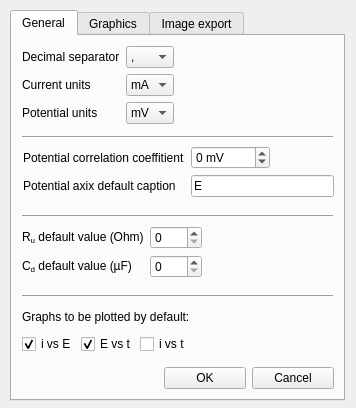
Old version of the form generalsettingsdialog.ui in the repository DulovDmitry/CVProc.
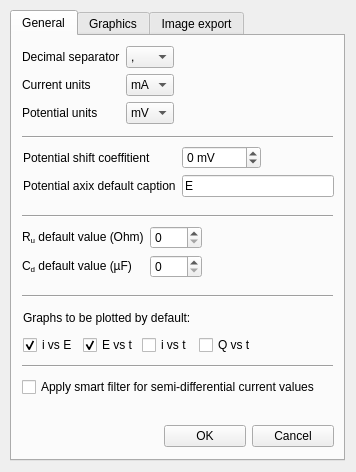
New version of the form. Icons and pictures are not drawn.

What changed in the file:
```diff
--- a/generalsettingsdialog.ui
+++ b/generalsettingsdialog.ui
@@ -7,7 +7,7 @@
     <x>0</x>
     <y>0</y>
     <width>356</width>
-    <height>408</height>
+    <height>472</height>
    </rect>
   </property>
   <property name="windowTitle">
@@ -19,7 +19,7 @@
      <x>10</x>
      <y>10</y>
      <width>335</width>
-     <height>391</height>
+     <height>451</height>
     </rect>
    </property>
    <property name="currentIndex">
@@ -192,7 +192,7 @@
       <item row="0" column="0">
        <widget class="QLabel" name="label_18">
         <property name="text">
-         <string>Potential correlation coeffitient</string>
+         <string>Potential shift coeffitient</string>
         </property>
        </widget>
       </item>
@@ -255,12 +255,38 @@
       <enum>Qt::Horizontal</enum>
      </property>
     </widget>
+    <widget class="Line" name="line_5">
+     <property name="geometry">
+      <rect>
+       <x>10</x>
+       <y>320</y>
+       <width>311</width>
+       <height>20</height>
+      </rect>
+     </property>
+     <property name="orientation">
+      <enum>Qt::Horizontal</enum>
+     </property>
+    </widget>
+    <widget class="QCheckBox" name="checkBox">
+     <property name="geometry">
+      <rect>
+       <x>10</x>
+       <y>340</y>
+       <width>301</width>
+       <height>22</height>
+      </rect>
+     </property>
+     <property name="text">
+      <string>Apply smart filter for semi-differential current values</string>
+     </property>
+    </widget>
     <widget class="QWidget" name="">
      <property name="geometry">
       <rect>
-       <x>10</x>
-       <y>270</y>
-       <width>169</width>
+       <x>11</x>
+       <y>271</y>
+       <width>229</width>
        <height>48</height>
       </rect>
      </property>
@@ -304,6 +330,13 @@
           </property>
          </widget>
         </item>
+        <item>
+         <widget class="QCheckBox" name="Q_vs_T_checkBox">
+          <property name="text">
+           <string>Q vs t</string>
+          </property>
+         </widget>
+        </item>
        </layout>
       </item>
      </layout>
@@ -831,7 +864,7 @@
    <property name="geometry">
     <rect>
      <x>164</x>
-     <y>365</y>
+     <y>423</y>
      <width>170</width>
      <height>26</height>
     </rect>
```
